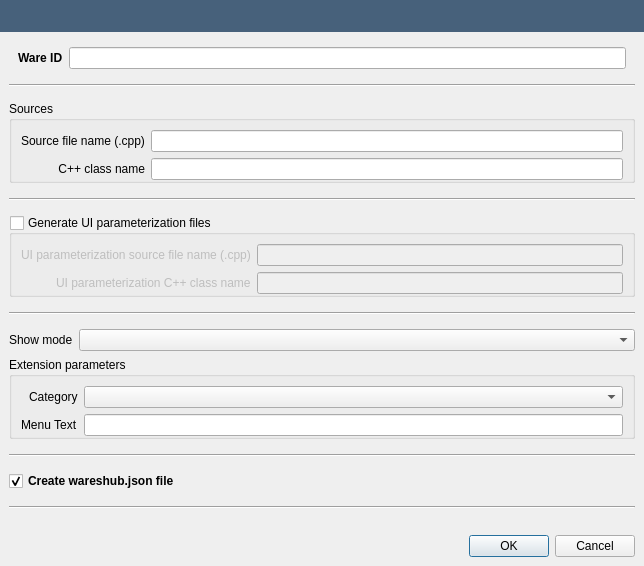
Before: the Qt Designer form src/openfluid/ui/waresdev/NewWareDialog.ui in OpenFLUID/openfluid, drawn with Qt 5.
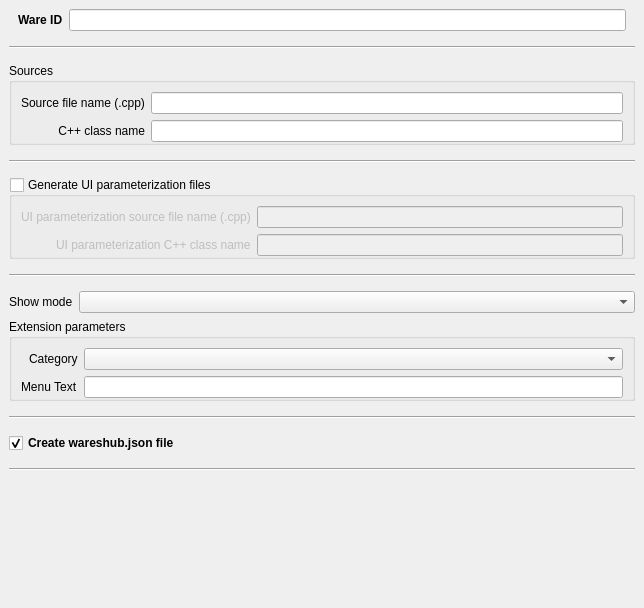
After: the same form once the commit is applied.

Commit message:
Introduction of message dialog for OpenFLUID applications
* Added MessageFrame and MessageDialog classes
* Cleaned code
* Switch to version 2.1.7~alpha1

(closes OpenFLUID/openfluid#790)

Patch:
```diff
--- a/src/openfluid/ui/waresdev/NewWareDialog.ui
+++ b/src/openfluid/ui/waresdev/NewWareDialog.ui
@@ -7,7 +7,7 @@
     <x>0</x>
     <y>0</y>
     <width>644</width>
-    <height>566</height>
+    <height>608</height>
    </rect>
   </property>
   <property name="windowTitle">
@@ -26,52 +26,6 @@
    <property name="bottomMargin">
     <number>0</number>
    </property>
-   <item>
-    <widget class="QFrame" name="MessageFrame">
-     <property name="sizePolicy">
-      <sizepolicy hsizetype="Preferred" vsizetype="Maximum">
-       <horstretch>0</horstretch>
-       <verstretch>0</verstretch>
-      </sizepolicy>
-     </property>
-     <property name="styleSheet">
-      <string notr="true">background-color: rgb(71,97,123);</string>
-     </property>
-     <property name="frameShape">
-      <enum>QFrame::Panel</enum>
-     </property>
-     <property name="frameShadow">
-      <enum>QFrame::Sunken</enum>
-     </property>
-     <property name="lineWidth">
-      <number>0</number>
-     </property>
-     <layout class="QHBoxLayout" name="horizontalLayout_3" stretch="0">
-      <property name="spacing">
-       <number>5</number>
-      </property>
-      <property name="leftMargin">
-       <number>12</number>
-      </property>
-      <item>
-       <layout class="QHBoxLayout" name="horizontalLayout_2">
-        <item>
-         <widget class="QLabel" name="MessageLabel">
-          <property name="styleSheet">
-           <string notr="true">color: rgb(255, 255, 255);
-font : bold;
-</string>
-          </property>
-          <property name="text">
-           <string notr="true"/>
-          </property>
-         </widget>
-        </item>
-       </layout>
-      </item>
-     </layout>
-    </widget>
-   </item>
    <item>
     <layout class="QVBoxLayout" name="verticalLayout_2">
      <property name="spacing">
@@ -488,16 +442,6 @@
        </property>
       </spacer>
      </item>
-     <item>
-      <widget class="QDialogButtonBox" name="buttonBox">
-       <property name="orientation">
-        <enum>Qt::Horizontal</enum>
-       </property>
-       <property name="standardButtons">
-        <set>QDialogButtonBox::Cancel|QDialogButtonBox::Ok</set>
-       </property>
-      </widget>
-     </item>
     </layout>
    </item>
   </layout>
```
Left out of the diff: 36 changed lines with no effect on the pictures. The commit also changes 82 other files.
